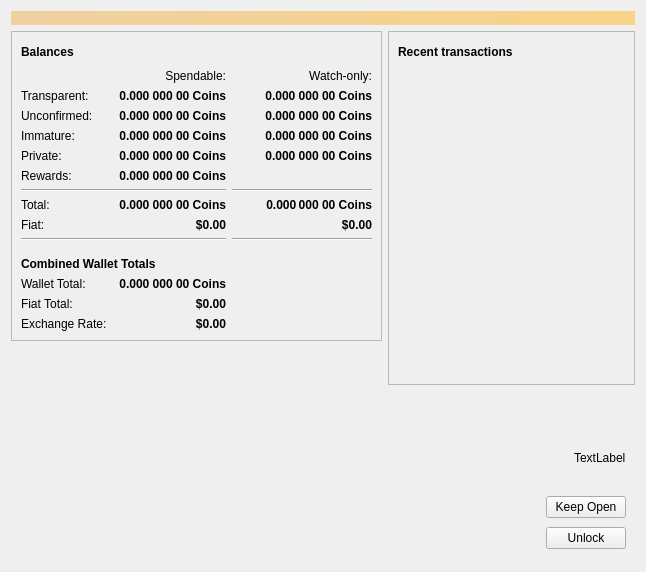
Qt form src/qt/forms/overviewpage.ui (PirateNetwork/pirate) before a commit.
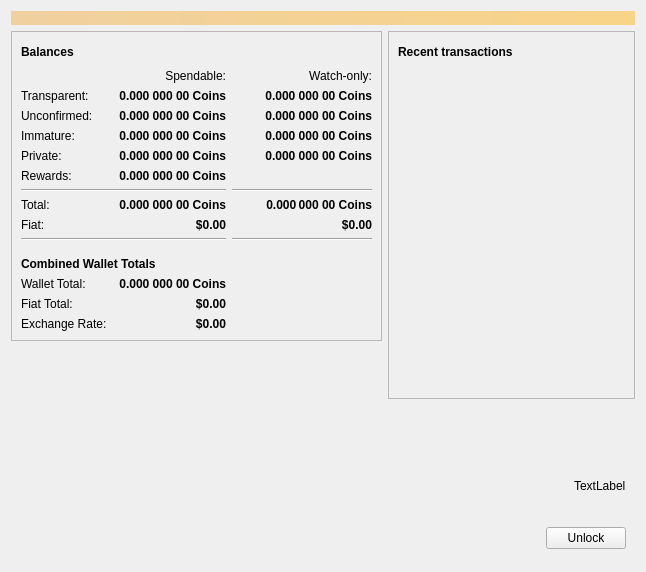
The same form after that commit. Icons and pictures are not drawn.

Commit message: remove keep open button for locked wallets, add a pop up dialog activated at 30 sec before relock

What changed in the file:
```diff
--- a/src/qt/forms/overviewpage.ui
+++ b/src/qt/forms/overviewpage.ui
@@ -865,20 +865,13 @@
      </property>
      <layout class="QGridLayout" name="gridLayout_2">
       <item row="0" column="1">
-       <widget class="QPushButton" name="btnKeepOpen">
-        <property name="text">
-         <string>Keep Open</string>
-        </property>
-       </widget>
-      </item>
-      <item row="1" column="1">
        <widget class="QPushButton" name="btnUnlock">
         <property name="text">
          <string>Unlock</string>
         </property>
        </widget>
       </item>
-      <item row="1" column="0">
+      <item row="0" column="0">
        <spacer name="horizontalSpacer_3">
         <property name="orientation">
          <enum>Qt::Horizontal</enum>
```
The commit also changes 18 other files.
